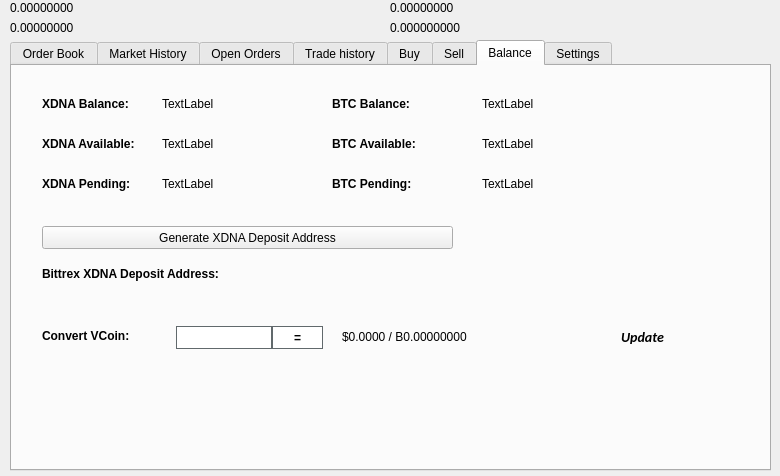
Old version of the form src/qt/forms/tradingdialog.ui in the repository Pubfred/ZDNA.
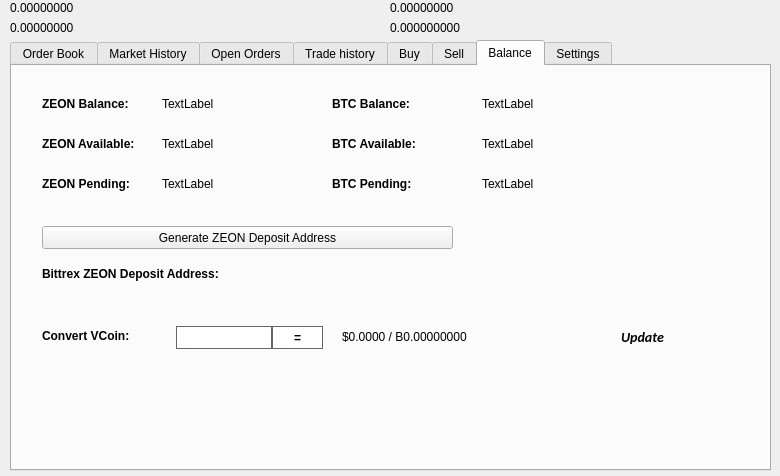
New version of the form. The open tabs and pages were chosen to show the change. Icons and pictures are not drawn.

What changed in the file:
```diff
--- a/src/qt/forms/tradingdialog.ui
+++ b/src/qt/forms/tradingdialog.ui
@@ -2762,7 +2762,7 @@
       </font>
      </property>
      <property name="text">
-      <string>XDNA Balance:</string>
+      <string>ZEON Balance:</string>
      </property>
     </widget>
     <widget class="QLabel" name="label_12">
@@ -2813,7 +2813,7 @@
       </font>
      </property>
      <property name="text">
-      <string>XDNA Available:</string>
+      <string>ZEON Available:</string>
      </property>
     </widget>
     <widget class="QLabel" name="label_14">
@@ -2832,7 +2832,7 @@
       </font>
      </property>
      <property name="text">
-      <string>XDNA Pending:</string>
+      <string>ZEON Pending:</string>
      </property>
     </widget>
     <widget class="QLabel" name="XDNAPendingLabel">
@@ -2928,7 +2928,7 @@
       </font>
      </property>
      <property name="text">
-      <string>Bittrex XDNA Deposit Address:</string>
+      <string>Bittrex ZEON Deposit Address:</string>
      </property>
     </widget>
     <widget class="QPushButton" name="GenDepositBTN">
@@ -2941,7 +2941,7 @@
       </rect>
      </property>
      <property name="text">
-      <string>Generate XDNA Deposit Address</string>
+      <string>Generate ZEON Deposit Address</string>
      </property>
      <property name="icon">
       <iconset resource="../xdna.qrc">
```
Left out of the diff: 30 changed lines with no effect on the pictures.
